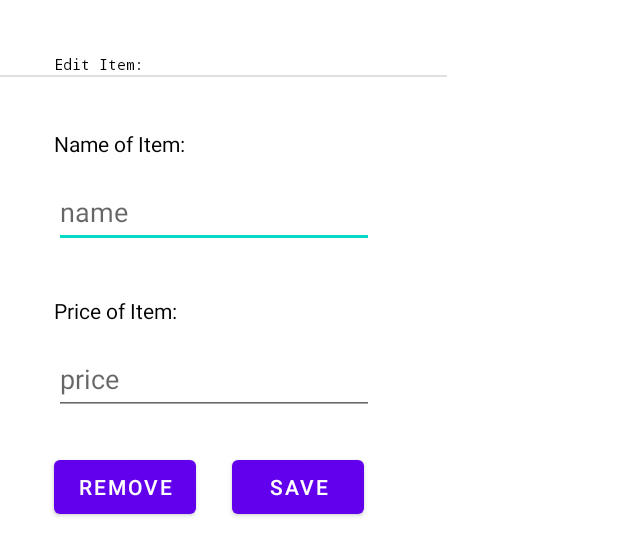
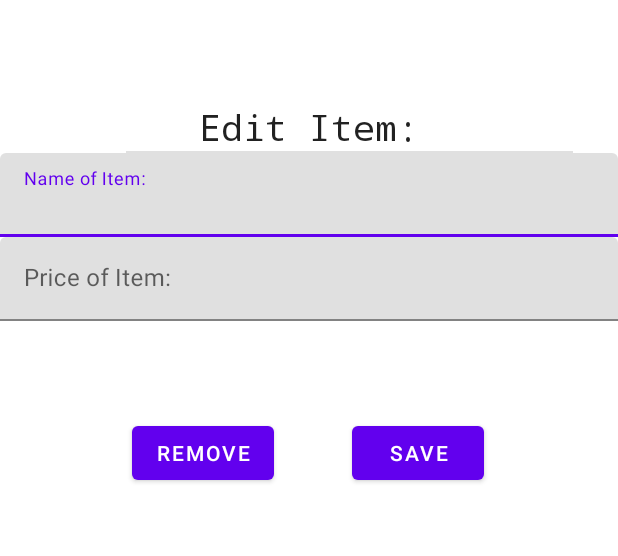
Before and after one commit to Binary-Bot/POS, an Android app: the layout edit_item.xml on its own in the app's theme, with its tools: preview values and no code run, on a phone screen of 412 x 824 dp. Shown: the top 556 px of the screen. Run offline under Robolectric (Android 15) with nearby library versions, the phone set to English and light mode, and no system bars.

Commit message:
changed the layout of EditItemPopUpWindow.kt and also the view is changed when EditItemPopUpWindow.kt saves or removes items

```diff
--- a/app/src/main/java/com/example/pos/ui/main/adapter/ItemCardAdapter.kt
+++ b/app/src/main/java/com/example/pos/ui/main/adapter/ItemCardAdapter.kt
@@ -43,7 +43,7 @@ class ItemCardAdapter(
         holder.nameTextView.text = item.name
         holder.priceTextView.text = "$${item.price}"
         holder.cardView.setOnClickListener {
-            EditItemPopUpWindow(popView, item)
+            EditItemPopUpWindow(this, popView, position, viewModel)
         }
     }
 
--- a/app/src/main/java/com/example/pos/ui/main/model/MainViewModel.kt
+++ b/app/src/main/java/com/example/pos/ui/main/model/MainViewModel.kt
@@ -26,6 +26,10 @@ class MainViewModel : ViewModel() {
         _totalPrice.value = 0.00
     }
 
+    fun updateItem(position: Int, item: Item) {
+        _products.value?.set(position, item)
+    }
+
     fun removeFromMenu(item:Item) {
         _products.value?.remove(item)
     }
--- a/app/src/main/java/com/example/pos/ui/main/view/EditItemPopUpWindow.kt
+++ b/app/src/main/java/com/example/pos/ui/main/view/EditItemPopUpWindow.kt
@@ -9,10 +9,18 @@ import android.widget.Button
 import android.widget.EditText
 import android.widget.PopupWindow
 import com.example.pos.R
+import com.example.pos.ui.main.adapter.ItemCardAdapter
 import com.example.pos.ui.main.model.Item
+import com.example.pos.ui.main.model.MainViewModel
 import kotlinx.coroutines.NonDisposableHandle.parent
 
-class EditItemPopUpWindow(parent: ViewGroup, item: Item): PopupWindow() {
+class EditItemPopUpWindow(
+    adapter: ItemCardAdapter,
+    parent: ViewGroup,
+    position: Int,
+    viewModel: MainViewModel): PopupWindow() {
+
+    private var item: Item = viewModel.products.value!![position]
 
     init {
         val layout = LayoutInflater.from(parent.context).inflate(R.layout.edit_item, parent, false)
@@ -22,23 +30,26 @@ class EditItemPopUpWindow(parent: ViewGroup, item: Item): PopupWindow() {
         height = ViewGroup.LayoutParams.WRAP_CONTENT
 
         isFocusable = true
-        layout.setBackgroundResource(R.color.white)
-        val popupEditName: EditText = layout.findViewById(R.id.editText_item_name)
+        layout.setBackgroundResource(androidx.appcompat.R.color.background_material_dark)
+        val popupEditName: EditText = layout.findViewById(R.id.edit_text_item_name)
         popupEditName.setText(item.name)
-        val popupEditPrice: EditText = layout.findViewById(R.id.editText_item_price)
+        val popupEditPrice: EditText = layout.findViewById(R.id.edit_text_item_price)
         popupEditPrice.setText(item.price.toString())
         val removeButton:Button = layout.findViewById(R.id.remove_button)
         removeButton.setOnClickListener {
             // Do something when remove button is clicked
+            viewModel.removeFromMenu(item)
+            adapter.notifyDataSetChanged()
             dismiss()
         }
 
         val saveButton = layout.findViewById<Button>(R.id.save_button)
         saveButton.setOnClickListener {
             // Do something when save button is clicked
+            viewModel.updateItem(position, Item(item.drawableID, popupEditName.text.toString(), popupEditPrice.text.toString().toDouble()))
+            adapter.notifyDataSetChanged()
             dismiss()
         }
-        Log.d("PopUp", "Window created")
         showAtLocation(parent, Gravity.CENTER, 0, 0)
     }
 }
--- a/app/src/main/res/layout/activity_main.xml
+++ b/app/src/main/res/layout/activity_main.xml
@@ -13,6 +13,7 @@
         android:layout_height="match_parent"
         app:defaultNavHost="true"
         app:navGraph="@navigation/nav_graph"
-        android:name="androidx.navigation.fragment.NavHostFragment"/>
+        android:name="androidx.navigation.fragment.NavHostFragment"
+        tools:layout="@layout/activity_start" />
 
 </FrameLayout>
--- a/app/src/main/res/layout/activity_start.xml
+++ b/app/src/main/res/layout/activity_start.xml
@@ -22,10 +22,10 @@
             android:text="@string/emp_button"
             app:layout_constraintBottom_toTopOf="@+id/cust_button"
             app:layout_constraintEnd_toEndOf="parent"
-            app:layout_constraintHorizontal_bias="0.491"
+            app:layout_constraintHorizontal_bias="0.497"
             app:layout_constraintStart_toStartOf="parent"
             app:layout_constraintTop_toTopOf="parent"
-            app:layout_constraintVertical_bias="0.928" />
+            app:layout_constraintVertical_bias="0.95" />
 
         <Button
             android:id="@+id/cust_button"
@@ -35,10 +35,10 @@
             android:text="@string/cust_button"
             app:layout_constraintBottom_toBottomOf="parent"
             app:layout_constraintEnd_toEndOf="parent"
-            app:layout_constraintHorizontal_bias="0.497"
+            app:layout_constraintHorizontal_bias="0.504"
             app:layout_constraintStart_toStartOf="parent"
             app:layout_constraintTop_toTopOf="parent"
-            app:layout_constraintVertical_bias="0.541" />
+            app:layout_constraintVertical_bias="0.546" />
 
     </androidx.constraintlayout.widget.ConstraintLayout>
 </layout>
--- a/app/src/main/res/layout/edit_item.xml
+++ b/app/src/main/res/layout/edit_item.xml
@@ -1,100 +1,95 @@
 <?xml version="1.0" encoding="utf-8"?>
-<androidx.constraintlayout.widget.ConstraintLayout xmlns:android="http://schemas.android.com/apk/res/android"
+<layout xmlns:android="http://schemas.android.com/apk/res/android"
     xmlns:app="http://schemas.android.com/apk/res-auto"
-    xmlns:tools="http://schemas.android.com/tools"
-    android:layout_width="300dp"
-    android:layout_height="wrap_content">
+    xmlns:tools="http://schemas.android.com/tools">
+
+    <data>
+        <variable
+            name="viewModel"
+            type="com.example.pos.ui.main.model.MainViewModel" />
+    </data>
+
+    <androidx.constraintlayout.widget.ConstraintLayout
+        android:layout_width="match_parent"
+        android:layout_height="match_parent">
 
         <TextView
             android:id="@+id/edit_item_title"
             android:layout_width="wrap_content"
             android:layout_height="wrap_content"
-        android:layout_marginStart="36dp"
-        android:layout_marginTop="36dp"
+            android:layout_marginTop="68dp"
             android:fontFamily="monospace"
             android:text="@string/edit_item"
-        android:textAppearance="?attr/textAppearanceHeadline4"
+            android:textAppearance="?attr/textAppearanceHeadline5"
+            app:layout_constraintEnd_toEndOf="parent"
             app:layout_constraintStart_toStartOf="parent"
             app:layout_constraintTop_toTopOf="parent" />
 
-    <TextView
-        android:id="@+id/item_name_textView"
-        android:layout_width="wrap_content"
+        <com.google.android.material.textfield.TextInputLayout
+            android:id="@+id/textField"
+            android:layout_width="0dp"
             android:layout_height="wrap_content"
-        android:layout_marginStart="36dp"
-        android:layout_marginTop="36dp"
-        android:text="@string/name_of_item"
-        android:textColor="@color/black"
+            android:hint="@string/name_of_item"
+            app:helperTextTextAppearance="@style/TextAppearance.MaterialComponents.Subtitle1"
+            app:layout_constraintEnd_toEndOf="parent"
             app:layout_constraintStart_toStartOf="parent"
-        app:layout_constraintTop_toBottomOf="@+id/edit_item_title" />
+            app:layout_constraintTop_toBottomOf="@+id/divider">
 
-    <EditText
-        android:id="@+id/editText_item_name"
-        android:layout_width="wrap_content"
+            <com.google.android.material.textfield.TextInputEditText
+                android:id="@+id/edit_text_item_name"
+                android:layout_width="match_parent"
+                android:layout_height="match_parent"
+                android:inputType="textPersonName|textNoSuggestions"
+                android:maxLines="1" />
+
+        </com.google.android.material.textfield.TextInputLayout>
+
+        <com.google.android.material.textfield.TextInputLayout
+            android:id="@+id/textField2"
+            android:layout_width="0dp"
             android:layout_height="wrap_content"
-        android:layout_marginStart="36dp"
-        android:layout_marginTop="12dp"
-        android:autofillHints=""
-        android:ems="10"
-        android:textColor="@color/black"
-        android:hint="name"
-        android:inputType="textPersonName"
-        android:minHeight="48dp"
-        android:text=""
+            android:hint="@string/price_of_item"
+            app:helperTextTextAppearance="@style/TextAppearance.MaterialComponents.Subtitle1"
+            app:layout_constraintEnd_toEndOf="parent"
             app:layout_constraintStart_toStartOf="parent"
-        app:layout_constraintTop_toBottomOf="@+id/item_name_textView" />
+            app:layout_constraintTop_toBottomOf="@+id/textField">
 
-    <TextView
-        android:id="@+id/item_price_textView"
-        android:layout_width="wrap_content"
-        android:layout_height="wrap_content"
-        android:layout_marginStart="36dp"
-        android:layout_marginTop="32dp"
-        android:text="@string/price_of_item"
-        android:textColor="@color/black"
-        app:layout_constraintStart_toStartOf="parent"
-        app:layout_constraintTop_toBottomOf="@+id/editText_item_name" />
+            <com.google.android.material.textfield.TextInputEditText
+                android:id="@+id/edit_text_item_price"
+                android:layout_width="match_parent"
+                android:layout_height="match_parent"
+                android:inputType="textPersonName|textNoSuggestions"
+                android:maxLines="1" />
 
-    <EditText
-        android:id="@+id/editText_item_price"
-        android:layout_width="wrap_content"
-        android:layout_height="wrap_content"
-        android:layout_marginStart="36dp"
-        android:layout_marginTop="12dp"
-        android:autofillHints=""
-        android:ems="10"
-        android:hint="price"
-        android:textColor="@color/black"
-        android:inputType="numberDecimal"
-        android:minHeight="48dp"
-        app:layout_constraintStart_toStartOf="parent"
-        app:layout_constraintTop_toBottomOf="@+id/item_price_textView" />
+        </com.google.android.material.textfield.TextInputLayout>
 
         <Button
             android:id="@+id/remove_button"
             android:layout_width="wrap_content"
             android:layout_height="wrap_content"
-        android:layout_marginStart="36dp"
-        android:layout_marginTop="24dp"
+            android:layout_marginStart="88dp"
+            android:layout_marginTop="64dp"
             android:text="@string/remove"
             app:layout_constraintStart_toStartOf="parent"
-        app:layout_constraintTop_toBottomOf="@+id/editText_item_price" />
+            app:layout_constraintTop_toBottomOf="@+id/textField2" />
 
         <Button
             android:id="@+id/save_button"
             android:layout_width="wrap_content"
             android:layout_height="wrap_content"
-        android:layout_marginStart="24dp"
-        android:layout_marginTop="24dp"
+            android:layout_marginStart="52dp"
+            android:layout_marginTop="64dp"
             android:text="@string/save"
             app:layout_constraintStart_toEndOf="@+id/remove_button"
-        app:layout_constraintTop_toBottomOf="@+id/editText_item_price" />
+            app:layout_constraintTop_toBottomOf="@+id/textField2" />
 
         <View
             android:id="@+id/divider"
             android:layout_width="298dp"
             android:layout_height="1dp"
+            android:layout_marginStart="84dp"
             android:background="?android:attr/listDivider"
             app:layout_constraintStart_toStartOf="parent"
             app:layout_constraintTop_toBottomOf="@+id/edit_item_title" />
     </androidx.constraintlayout.widget.ConstraintLayout>
+</layout>
--- a/app/src/main/res/layout/layout_cart.xml
+++ b/app/src/main/res/layout/layout_cart.xml
@@ -19,7 +19,7 @@
             android:text="@string/cart_title"
             android:textAlignment="center"
             android:textAppearance="?attr/textAppearanceHeadline3"
-            android:textColor="#8C9EFF" />
+            android:textColor="@color/white" />
 
         <ListView
             android:id="@+id/cart_list"
--- a/app/src/main/res/values-night/themes.xml
+++ b/app/src/main/res/values-night/themes.xml
@@ -12,6 +12,5 @@
         <!-- Status bar color. -->
         <item name="android:statusBarColor">?attr/colorPrimaryVariant</item>
         <!-- Customize your theme here. -->
-        <item name="textAppearanceHeadline4">@color/black</item>
     </style>
 </resources>
--- a/app/src/main/res/values/themes.xml
+++ b/app/src/main/res/values/themes.xml
@@ -12,7 +12,6 @@
         <!-- Status bar color. -->
         <item name="android:statusBarColor">?attr/colorPrimaryVariant</item>
         <!-- Customize your theme here. -->
-        <item name="textAppearanceHeadline4">@color/black</item>
 
     </style>
 </resources>
```
Lines whose indentation alone changed are shown as unchanged.
